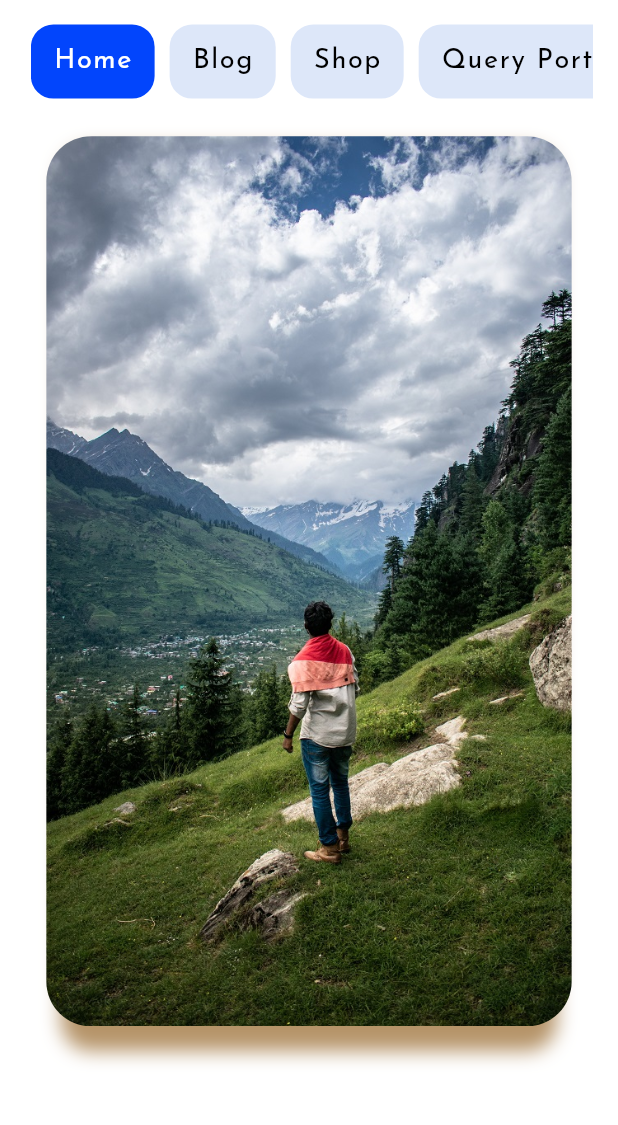
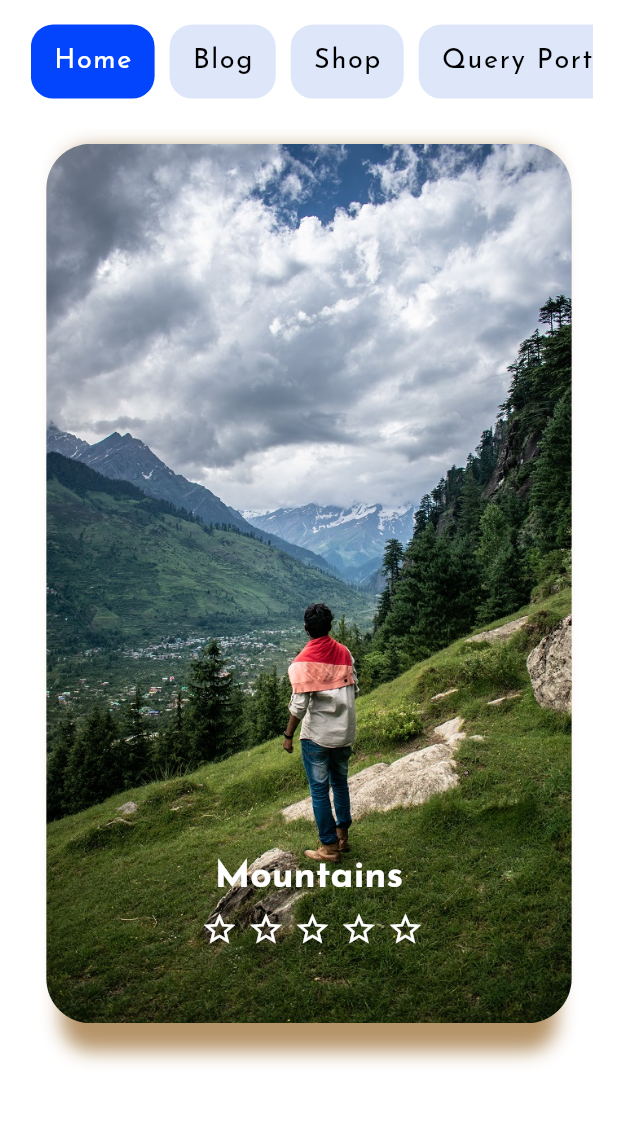
Before and after one commit to edwardmasih/Vichinoti, a Flutter app: the screen it shows after launch, on a phone screen of 412 x 824 dp, the part 100-1225 px from its top. Run offline on Flutter 3.47's test engine with Material 2 defaults, Android fonts, the phone set to English and light mode, and no system bars; drawn by our look-alikes of carousel_slider.

Commit message:
completed the carousel widget

```diff
--- a/lib/widgets/carousel_widget.dart
+++ b/lib/widgets/carousel_widget.dart
@@ -2,6 +2,8 @@ import 'dart:ui';
 
 import 'package:flutter/material.dart';
 import 'package:flutter/painting.dart';
+import 'package:vichinoti/model/rating.dart';
+import 'package:vichinoti/model/text_syles.dart';
 
 class CarouselWidget extends StatelessWidget {
   final String widgetTitle;
@@ -36,8 +38,8 @@ class CarouselWidget extends StatelessWidget {
           margin: EdgeInsets.only(
             left: 5,
             right: 5,
-            top: 0,
-            bottom: 8,
+            top: 5,
+            bottom: 10,
           ),
           decoration: BoxDecoration(
             borderRadius: BorderRadius.circular(30),
@@ -47,7 +49,30 @@ class CarouselWidget extends StatelessWidget {
             ),
           ),
           child: Padding(
-            padding: EdgeInsets.only(),
+            padding: const EdgeInsets.only(
+              bottom: 50,
+              right: 100,
+              left: 100,
+            ),
+            child: Column(
+              mainAxisAlignment: MainAxisAlignment.end,
+              children: <Widget>[
+                Text(
+                  widgetTitle,
+                  style: AppTheme().heading,
+                ),
+                SizedBox(
+                  height: 10,
+                ),
+                Rating(
+                  initialRating: 0,
+                  size: 25,
+                  color: Colors.white,
+                  onRated: (int value) {
+                  },
+                ),
+              ],
+            ),
           ),
         ),
       ],
```
